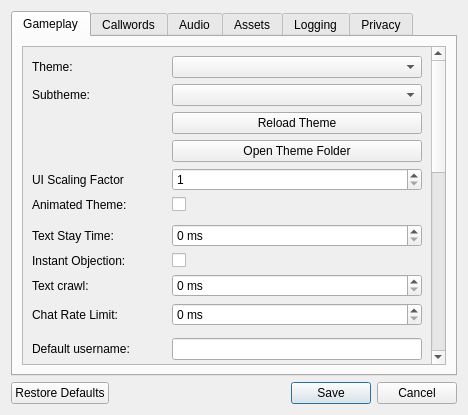
Above: data/ui/options_dialog.ui from AttorneyOnline/AO2-Client before the change. Below: the same form after it.
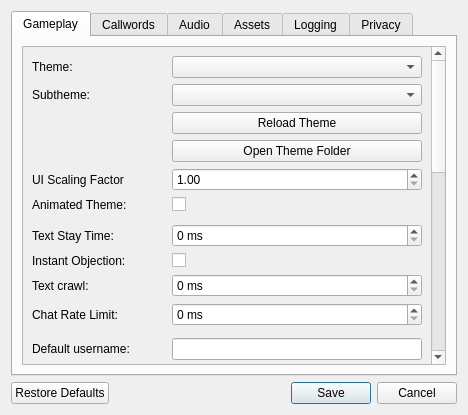
That is the form after the change.

Commit message:
Double scaling factor (#1104)
* float scaling

* float scaling factor

* aooptions float

* doublespinbox

* header file double

* double it up

* clamp to 0.1

Patch:
```diff
--- a/data/ui/options_dialog.ui
+++ b/data/ui/options_dialog.ui
@@ -102,7 +102,7 @@
             </widget>
            </item>
            <item row="4" column="1">
-            <widget class="QSpinBox" name="theme_scaling_factor_sb">
+            <widget class="QDoubleSpinBox" name="theme_scaling_factor_sb">
              <property name="minimum">
               <number>1</number>
              </property>
```
The commit also changes 4 other files.
